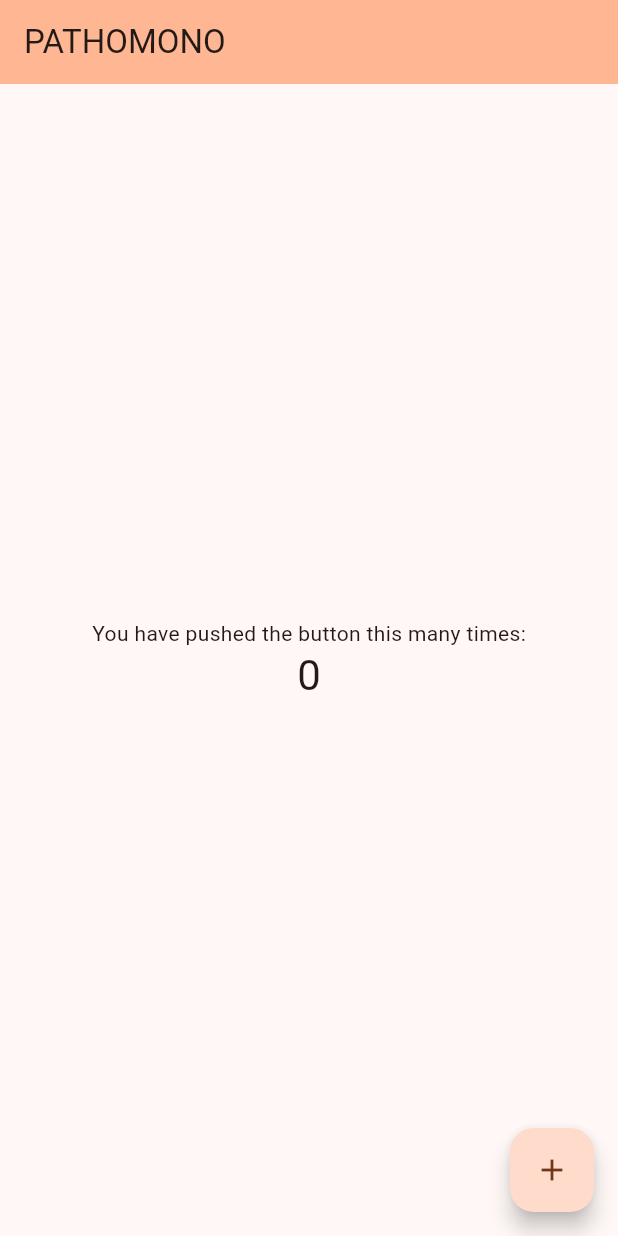
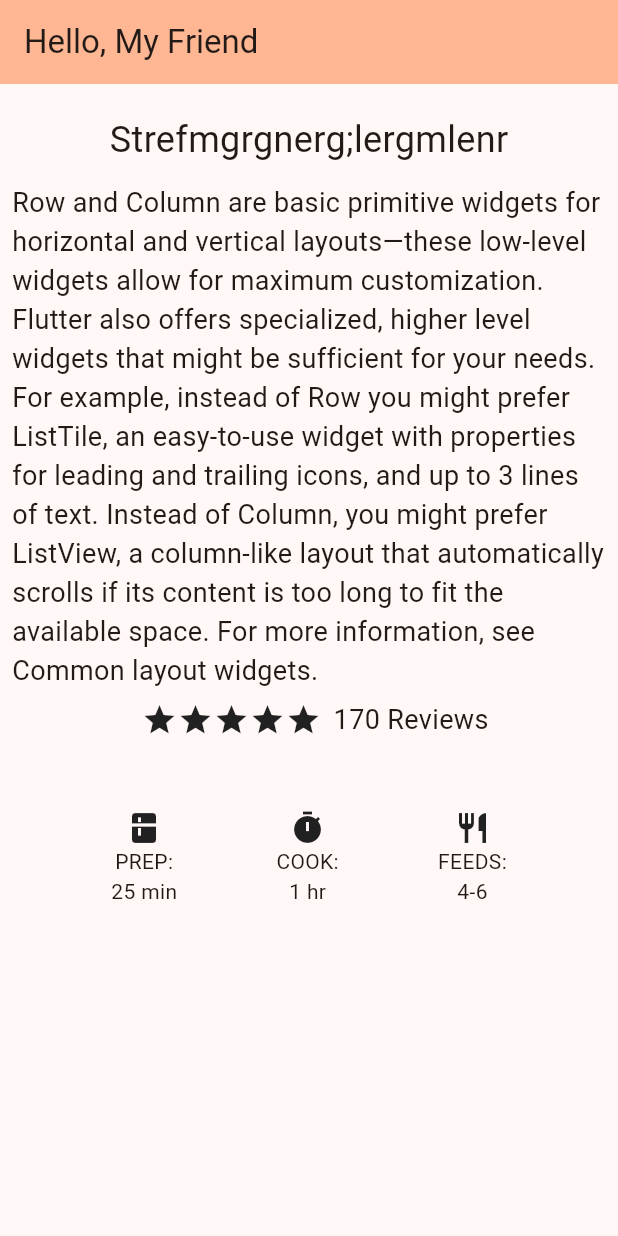
Before and after one commit to Porpathom/flutter_app, a Flutter app: the screen it shows after launch, on a phone screen of 412 x 824 dp. Run offline on Flutter 3.47's test engine with Material 3 defaults, Android fonts, the phone set to English and light mode, and no system bars.

Commit message:
backup before start

```diff
--- a/lib/my_home_page.dart
+++ b/lib/my_home_page.dart
@@ -2,50 +2,103 @@ import 'package:flutter/material.dart';
 
 class MyHomePage extends StatefulWidget {
   const MyHomePage({super.key, required this.title});
+
   final String title;
+
   @override
   State<MyHomePage> createState() => _MyHomePageState();
 }
 
 class _MyHomePageState extends State<MyHomePage> {
-  int _counter = 0;
 
-  void _incrementCounter() {
-    setState(() {
-
-      _counter++;
-    });
-  }
 
   @override
   Widget build(BuildContext context) {
 
     return Scaffold(
       appBar: AppBar(
+        backgroundColor: Theme.of(context).colorScheme.inversePrimary,
+        title: const Text("Hello, My Friend"),
+      ),
+    body: const Padding(
+      padding: EdgeInsets.all(8.0),
+      child: Column(
+        mainAxisAlignment: MainAxisAlignment.start,
+        children: [
+          Padding(
+            padding: EdgeInsets.all(12.0),
+            child: Center(
+              child: Text(
+                "Strefmgrgnerg;lergmlenr",
+                style:TextStyle(fontSize: 24),
+              ),
+            ),
+          ),
+          Center(
+            child: Text(
+              "Row and Column are basic primitive widgets for horizontal and vertical layouts—these low-level widgets allow for maximum customization. Flutter also offers specialized, higher level widgets that might be sufficient for your needs. For example, instead of Row you might prefer ListTile, an easy-to-use widget with properties for leading and trailing icons, and up to 3 lines of text. Instead of Column, you might prefer ListView, a column-like layout that automatically scrolls if its content is too long to fit the available space. For more information, see Common layout widgets.",
+              style: TextStyle(fontSize: 18),
+            ),
+          ),
+        Row(
+          mainAxisAlignment: MainAxisAlignment.center,
+          children: [
+            Padding(
+              padding: EdgeInsets.all(8.0),
+              child: Row(
+                children: [
+                  Icon(Icons.star),
+                  Icon(Icons.star),
+                  Icon(Icons.star),
+                  Icon(Icons.star),
+                  Icon(Icons.star),
+                ],
+              ),
+            ),
+            Row(
+              children: [
+                Text(
+                  "170 Reviews",
+                  style: TextStyle(fontSize: 18),
+                ),
+              ],
+            )
+          ],
+        ),
 
-        backgroundColor: Theme.of(context).colorScheme.inversePrimary,
+        SizedBox(
+          height: 40,
+        ),
 
-        title: Text(widget.title),
-      ),
-      body: Center(
-        child: Column(
-          mainAxisAlignment: MainAxisAlignment.center,
-          children: <Widget>[
-            const Text(
-              'You have pushed the button this many times:',
+        Row(
+          mainAxisAlignment: MainAxisAlignment.spaceEvenly,
+          children: [
+            Column(
+              children: [
+                 Icon(Icons.kitchen),
+                 Text('PREP:'),
+                 Text('25 min'),
+              ],
             ),
-            Text(
-              '$_counter',
-              style: Theme.of(context).textTheme.headlineMedium,
+            Column(
+              children: [
+                Icon(Icons.timer),
+                Text('COOK:'),
+                Text('1 hr'),
+              ],
+            ),
+            Column(
+              children: [
+                Icon(Icons.restaurant),
+                Text('FEEDS:'),
+                Text('4-6'),
+              ],
             ),
           ],
+        )
+        ],
         ),
-      ),
-      floatingActionButton: FloatingActionButton(
-        onPressed: _incrementCounter,
-        tooltip: 'Increment',
-        child: const Icon(Icons.add),
-      ),
+    ),
     );
   }
 }
```
